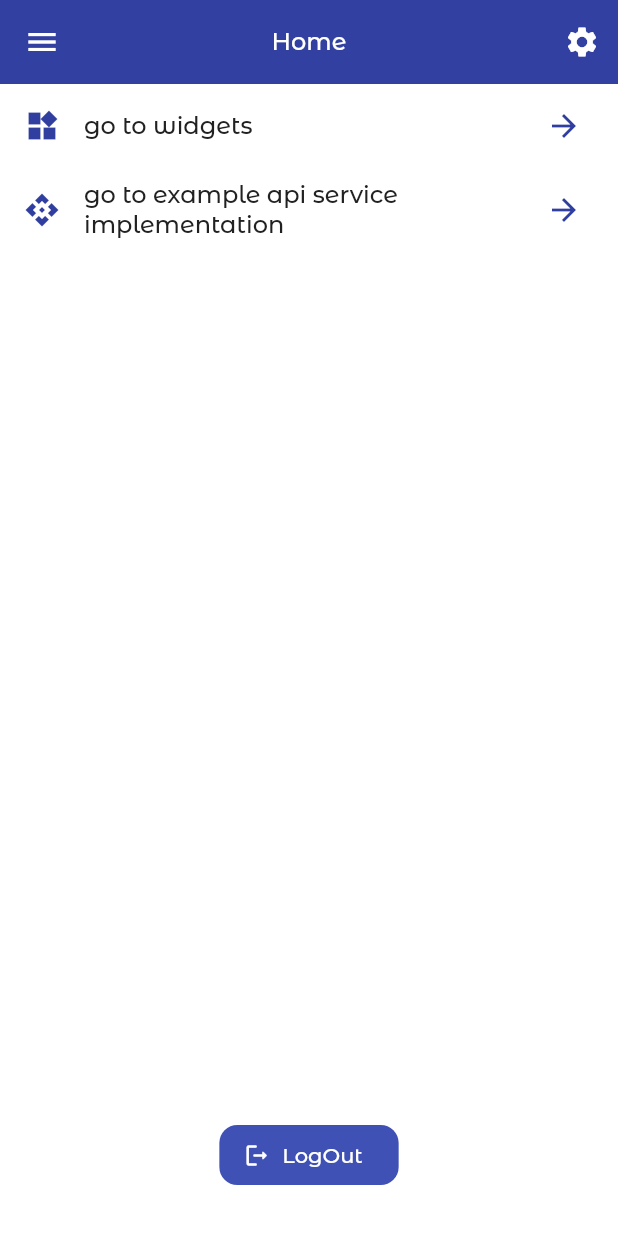
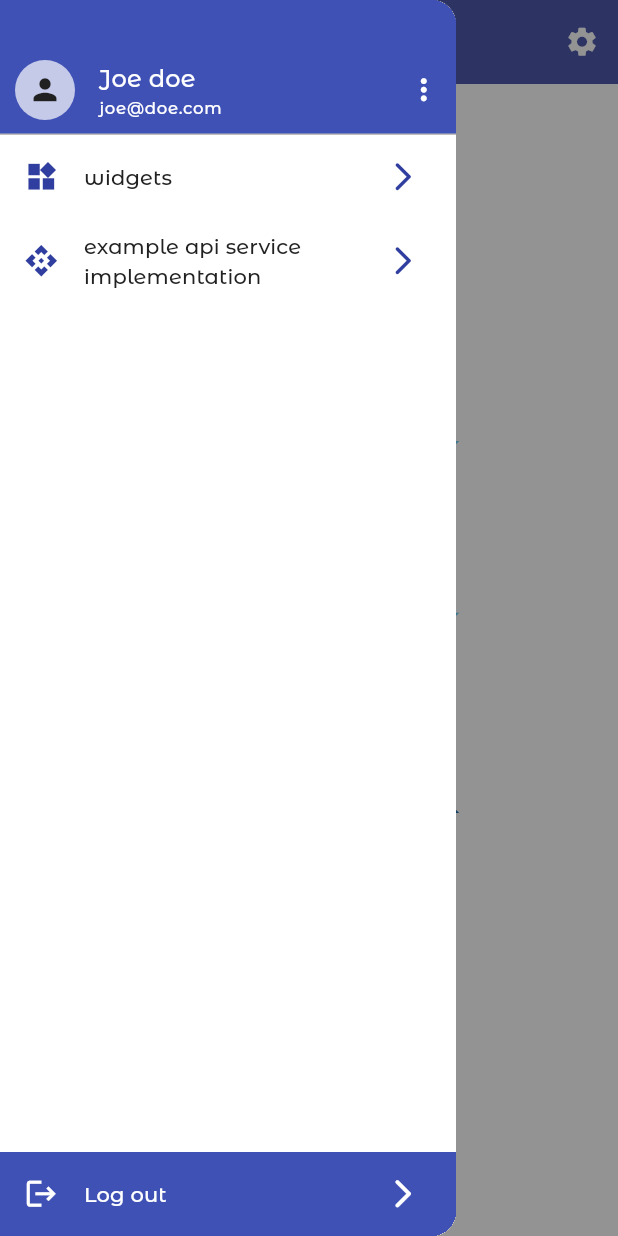
Before and after one commit to wdavid73/flutter_starter_kit, a Flutter app: the screen it shows after launch, with the side drawer open (before the commit the screen has no drawer), on a phone screen of 412 x 824 dp. Run offline on Flutter 3.47's test engine with Material 3 defaults, Android fonts, the phone set to English and light mode, and no system bars; our stand-ins replace dio, equatable, flutter_bloc, flutter_dotenv, flutter_svg, formz and 4 more; project files that could hold a hidden picture were left out.

Commit message:
:sparkles: add drawer to home and transition when navigate

```diff
--- a/lib/app/app.dart
+++ b/lib/app/app.dart
@@ -27,8 +27,8 @@ class MainApp extends StatelessWidget {
             debugShowCheckedModeBanner: false,
             routerConfig: _router,
             title: 'My App Title',
-            theme: AppTheme.getTheme(),
-            darkTheme: AppTheme.getDarkTheme(),
+            theme: AppTheme.getTheme(context),
+            darkTheme: AppTheme.getDarkTheme(context),
             themeMode: context.select(
               (ThemeModeCubit cubit) =>
                   cubit.state.isDarkMode ? ThemeMode.dark : ThemeMode.light,
--- a/lib/config/theme/app_theme.dart
+++ b/lib/config/theme/app_theme.dart
@@ -111,9 +111,6 @@ class AppTheme {
     scrimColor: ColorTheme.backgroundColorDark.withValues(
       alpha: 0.5,
     ),
-    shape: RoundedRectangleBorder(
-      borderRadius: BorderRadius.circular(20),
-    ),
     endShape: RoundedRectangleBorder(
       borderRadius: BorderRadius.circular(20),
     ),
@@ -192,14 +189,17 @@ class AppTheme {
     side: BorderSide(width: 1.5),
   );
 
-  static ThemeData getTheme() => ThemeData(
+  static ThemeData getTheme(BuildContext context) => ThemeData(
         useMaterial3: true,
         colorScheme: _colorScheme,
         fontFamily: AppTypography.fontFamily,
         appBarTheme: _baseAppBarTheme.copyWith(
           backgroundColor: ColorTheme.secondaryColor,
         ),
-        iconTheme: _baseIconTheme.copyWith(color: ColorTheme.secondaryColor),
+        iconTheme: _baseIconTheme.copyWith(
+          color: ColorTheme.secondaryColor,
+          size: context.dp(2.5),
+        ),
         cardTheme: _baseCardTheme.copyWith(
           color: ColorTheme.backgroundColor,
         ),
@@ -221,17 +221,6 @@ class AppTheme {
         progressIndicatorTheme: _baseProgressIndicatorTheme,
         bottomSheetTheme: _baseBottomSheetTheme,
         switchTheme: _baseSwitchTheme.copyWith(
-          /*thumbIcon: WidgetStateProperty.resolveWith<Icon>(
-            (Set<WidgetState> states) {
-              return Icon(
-                states.contains(WidgetState.selected)
-                    ? Icons.check
-                    : Icons.close,
-                color: ColorTheme.primaryColor,
-                size: 10,
-              );
-            },
-          ),*/
           padding: EdgeInsets.zero,
           trackOutlineWidth: WidgetStatePropertyAll<double>(1.5),
         ),
@@ -241,7 +230,7 @@ class AppTheme {
         datePickerTheme: baseDatePickerTheme,
       );
 
-  static ThemeData getDarkTheme() => ThemeData(
+  static ThemeData getDarkTheme(BuildContext context) => ThemeData(
         useMaterial3: true,
         colorScheme: _colorSchemeDark,
         fontFamily: AppTypography.fontFamily,
@@ -250,6 +239,7 @@ class AppTheme {
         ),
         iconTheme: _baseIconTheme.copyWith(
           color: ColorTheme.lightPrimaryColor,
+          size: context.dp(2.5),
         ),
         cardTheme: _baseCardTheme.copyWith(
           color: ColorTheme.backgroundColorDark,
@@ -274,6 +264,10 @@ class AppTheme {
         listTileTheme: _baseListTileTheme.copyWith(
           textColor: ColorTheme.white,
           iconColor: ColorTheme.lightPrimaryColor,
+          titleTextStyle: baseTextThemeDark.labelLarge,
+          subtitleTextStyle: baseTextThemeDark.labelSmall?.copyWith(
+            fontSize: 10,
+          ),
         ),
         snackBarTheme: _baseSnackBarTheme.copyWith(
           contentTextStyle: baseTextThemeDark.bodyLarge,
--- a/lib/ui/screens/home/home_screen.dart
+++ b/lib/ui/screens/home/home_screen.dart
@@ -2,7 +2,10 @@ import 'package:flutter/material.dart';
 import 'package:flutter_bloc/flutter_bloc.dart';
 import 'package:front_scaffold_flutter_v2/config/config.dart';
 import 'package:front_scaffold_flutter_v2/ui/blocs/blocs.dart';
+import 'package:front_scaffold_flutter_v2/ui/shared/shared.dart';
 import 'package:go_router/go_router.dart';
+
+import './widgets/home_drawer.dart';
 
 class HomeScreen extends StatelessWidget {
   const HomeScreen({super.key});
@@ -14,10 +17,6 @@ class HomeScreen extends StatelessWidget {
         title: Text(
           context.translate('home'),
         ),
-        leading: IconButton(
-          onPressed: () {},
-          icon: Icon(Icons.menu),
-        ),
         actions: [
           IconButton(
             onPressed: () => context.push('/settings'),
@@ -25,30 +24,22 @@ class HomeScreen extends StatelessWidget {
           )
         ],
       ),
+      drawer: HomeDrawer(),
       body: SafeArea(
         child: Column(
           crossAxisAlignment: CrossAxisAlignment.center,
-          mainAxisAlignment: MainAxisAlignment.start,
+          mainAxisAlignment: MainAxisAlignment.center,
           children: [
-            ListTile(
-              leading: Icon(Icons.widgets),
-              trailing: Icon(Icons.adaptive.arrow_forward),
-              title: Text("go to widgets"),
-              onTap: () => context.push(RouteConstants.widgetsScreen),
+            Center(
+              child: FlutterLogo(
+                size: context.dp(30),
+              ),
             ),
-            ListTile(
-              leading: Icon(Icons.api),
-              trailing: Icon(Icons.adaptive.arrow_forward),
-              title: Text("go to example api service implementation"),
-              onTap: () => context.push(RouteConstants.exampleService),
+            AppSpacing.md,
+            Text(
+              context.translate("home"),
+              style: context.textTheme.titleLarge,
             ),
-            const Spacer(),
-            FilledButton.icon(
-              onPressed: () => context.read<AuthBloc>().logout(),
-              label: Text("LogOut"),
-              icon: Icon(Icons.logout_rounded),
-            ),
-            const SizedBox(height: 30)
           ],
         ),
       ),
--- /dev/null
+++ b/lib/ui/screens/home/widgets/home_drawer.dart
@@ -0,0 +1,172 @@
+import 'package:flutter/material.dart';
+import 'package:flutter_bloc/flutter_bloc.dart';
+import 'package:front_scaffold_flutter_v2/config/config.dart';
+import 'package:front_scaffold_flutter_v2/ui/blocs/blocs.dart';
+import 'package:front_scaffold_flutter_v2/ui/shared/shared.dart';
+import 'package:go_router/go_router.dart';
+
+class HomeDrawer extends StatelessWidget {
+  const HomeDrawer({super.key});
+
+  @override
+  Widget build(BuildContext context) {
+    return Drawer(
+      child: Column(
+        children: [
+          _DrawerHeader(userName: "Joe doe", userEmail: "joe@doe.com"),
+          _DrawerBody(),
+          AppSpacing.md,
+          _LastDrawerIcon(
+            icon: Icons.logout,
+            text: 'Log out',
+            tileColor: ColorTheme.primaryColor,
+            onTap: () => context.read<AuthBloc>().logout(),
+          ),
+        ],
+      ),
+    );
+  }
+}
+
+class _DrawerBody extends StatelessWidget {
+  const _DrawerBody();
+
+  @override
+  Widget build(BuildContext context) {
+    return Expanded(
+      child: Scrollbar(
+        radius: Radius.circular(12),
+        child: SingleChildScrollView(
+          child: Column(
+            children: [
+              _DrawerItem(
+                icon: Icons.widgets,
+                text: "widgets",
+                onTap: () {
+                  context.push(RouteConstants.widgetsScreen);
+                  Navigator.pop(context);
+                },
+              ),
+              _DrawerItem(
+                icon: Icons.api,
+                text: "example api service implementation",
+                onTap: () {
+                  context.push(RouteConstants.exampleService);
+                  Navigator.pop(context);
+                },
+              ),
+            ],
+          ),
+        ),
+      ),
+    );
+  }
+}
+
+class _DrawerHeader extends StatelessWidget {
+  final String userName;
+  final String userEmail;
+  const _DrawerHeader({required this.userName, required this.userEmail});
+
+  @override
+  Widget build(BuildContext context) {
+    return Column(
+      mainAxisSize: MainAxisSize.min,
+      mainAxisAlignment: MainAxisAlignment.center,
+      crossAxisAlignment: CrossAxisAlignment.center,
+      children: [
+        Container(
+          width: context.width,
+          height: 90,
+          padding: const EdgeInsets.symmetric(horizontal: 10, vertical: 10),
+          alignment: Alignment.bottomCenter,
+          decoration: BoxDecoration(
+            color: ColorTheme.primaryColor,
+          ),
+          child: Row(
+            children: [
+              CircleAvatar(child: Icon(Icons.person)),
+              AppSpacing.md,
+              Column(
+                crossAxisAlignment: CrossAxisAlignment.start,
+                mainAxisAlignment: MainAxisAlignment.start,
+                mainAxisSize: MainAxisSize.min,
+                children: [
+                  Text(
+                    userName,
+                    style: context.textTheme.titleMedium?.copyWith(
+                      color: ColorTheme.white,
+                    ),
+                  ),
+                  Text(
+                    userEmail,
+                    style: context.textTheme.labelSmall?.copyWith(
+                      color: ColorTheme.white,
+                    ),
+                  ),
+                ],
+              ),
+              const Spacer(),
+              Icon(
+                Icons.more_vert_rounded,
+                color: ColorTheme.white,
+              ),
+            ],
+          ),
+        ),
+        Divider(
+          height: 0,
+        ),
+      ],
+    );
+  }
+}
+
+class _DrawerItem extends StatelessWidget {
+  final IconData icon;
+  final String text;
+  final VoidCallback? onTap;
+  final Color? tileColor;
+  const _DrawerItem({
+    required this.icon,
+    required this.text,
+    this.onTap,
+    this.tileColor,
+  });
+
+  @override
+  Widget build(BuildContext context) {
+    return ListTile(
+      tileColor: tileColor,
+      leading: Icon(icon),
+      title: Text(text, style: context.textTheme.labelLarge),
+      trailing: const Icon(Icons.arrow_forward_ios_rounded),
+      onTap: onTap,
+    );
+  }
+}
+
+class _LastDrawerIcon extends _DrawerItem {
+  const _LastDrawerIcon({
+    required super.icon,
+    required super.text,
+    super.onTap,
+    super.tileColor,
+  });
+
+  @override
+  Widget build(BuildContext context) {
+    return ListTile(
+      leading: Icon(icon, color: ColorTheme.white),
+      tileColor: tileColor,
+      trailing: Icon(Icons.arrow_forward_ios_rounded, color: ColorTheme.white),
+      title: Text(
+        text,
+        style: context.textTheme.labelLarge?.copyWith(
+          color: ColorTheme.white,
+        ),
+      ),
+      onTap: onTap,
+    );
+  }
+}
```
Also changed, not shown: lib/config/router/routes_generator.dart (+21 -1 lines), lib/config/router/routes_transitions.dart (added, +53 -0 lines), lib/ui/screens/widgets/widgets_screen.dart (+29 -7 lines), lib/ui/views/text_styles_view.dart (+7 -4 lines).
